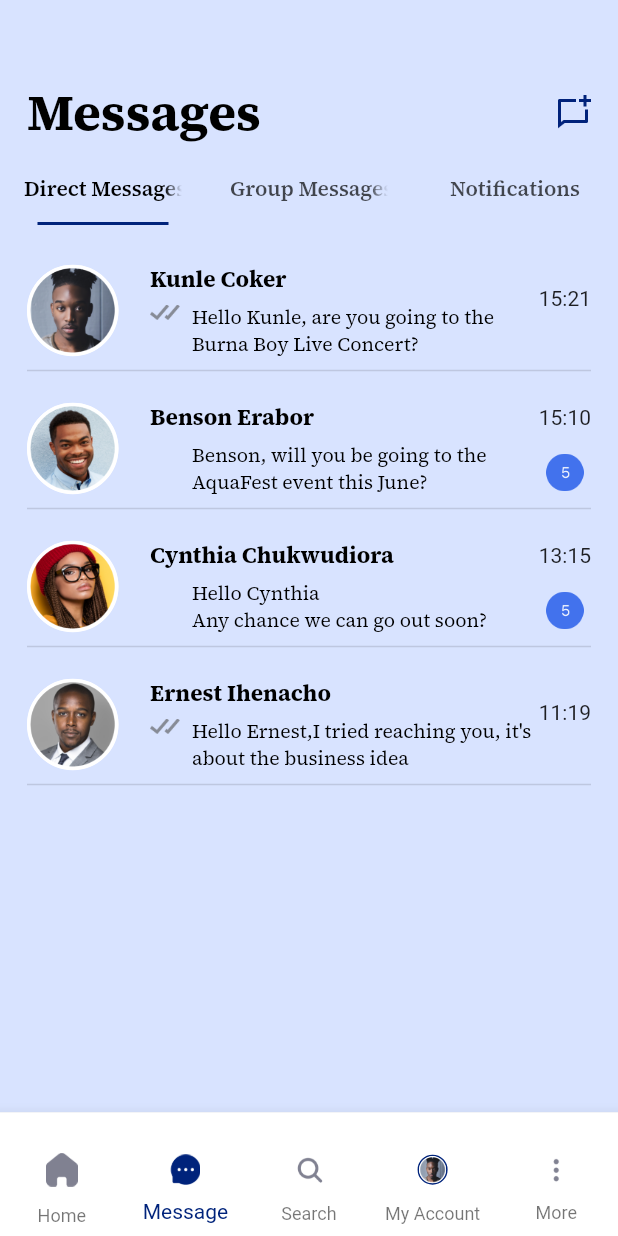
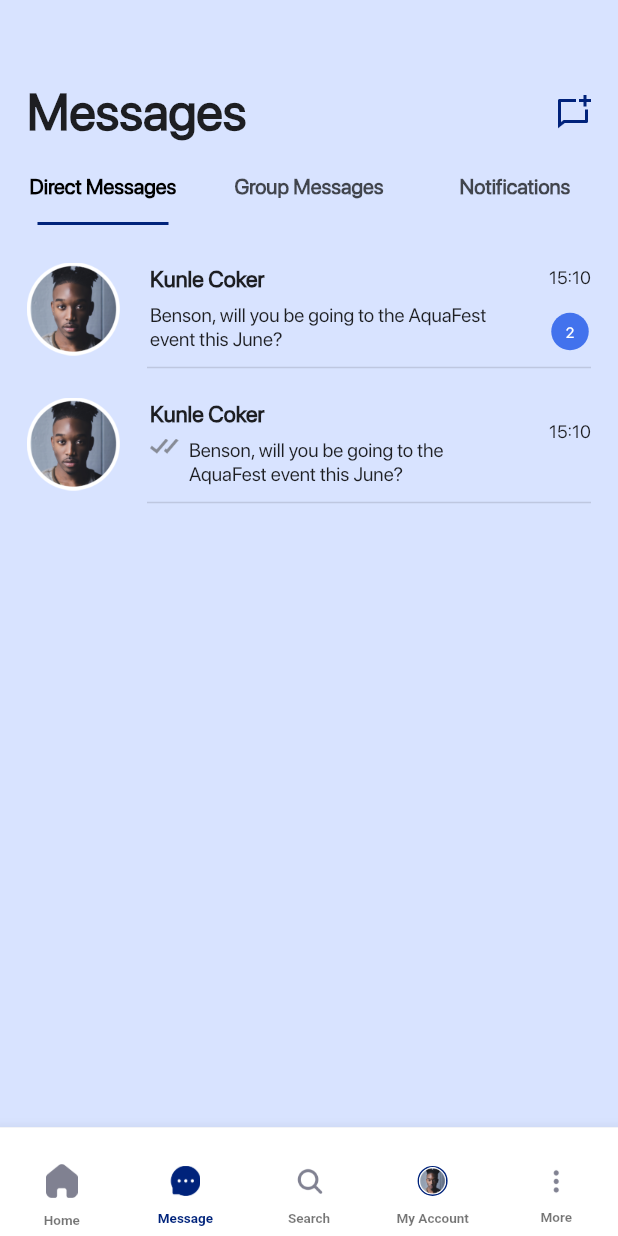
Before and after one commit to riskiirama/messages_app, a Flutter app: the screen it shows after launch, item 2 of the bottom bar chosen, on a phone screen of 412 x 824 dp. Run offline on Flutter 3.47's test engine with Material 2 defaults, Android fonts, the phone set to English and light mode, and no system bars; Roboto replaces fonts that are missing (SF_Pro_500).

Commit message:
seconds commit

```diff
--- a/lib/theme.dart
+++ b/lib/theme.dart
@@ -1,5 +1,4 @@
 import 'package:flutter/material.dart';
-import 'package:google_fonts/google_fonts.dart';
 
 double defaultMargin = 30.0;
 
@@ -11,12 +10,10 @@ Color darkBlueColor = Color(0xff00237B);
 Color greyColor = Color(0xffEFEFEF);
 Color darkGreyColor = Color(0xFF7A7878);
 
-TextStyle primaryText = GoogleFonts.sourceSerifPro(
-  color: primaryColor,
+TextStyle textBold = TextStyle(
+  fontFamily: 'SF_Pro_700',
 );
 
-FontWeight light = FontWeight.w300;
-FontWeight regular = FontWeight.w400;
-FontWeight medium = FontWeight.w500;
-FontWeight semiBold = FontWeight.w600;
-FontWeight bold = FontWeight.w700;
+TextStyle textSemiBold = TextStyle(
+  fontFamily: 'SF_Pro_500',
+);
--- a/lib/ui/main_screen.dart
+++ b/lib/ui/main_screen.dart
@@ -22,6 +22,14 @@ class _MainScreenState extends State<MainScreen> {
         notchMargin: 12,
         clipBehavior: Clip.antiAlias,
         child: BottomNavigationBar(
+          selectedLabelStyle: textSemiBold.copyWith(
+            fontSize: 9,
+            fontWeight: FontWeight.w600,
+          ),
+          unselectedLabelStyle: textSemiBold.copyWith(
+            fontSize: 9,
+            fontWeight: FontWeight.w600,
+          ),
           selectedItemColor: darkBlueColor,
           backgroundColor: Color(0xFFFFFFFF),
           type: BottomNavigationBarType.fixed,
--- a/lib/ui/message_screen.dart
+++ b/lib/ui/message_screen.dart
@@ -1,6 +1,5 @@
 import 'package:flutter/material.dart';
 import 'package:messages/theme.dart';
-import 'package:messages/ui/pages/message_detail.dart';
 import 'package:messages/widgets/chat_message.dart';
 
 class Message extends StatelessWidget {
@@ -12,65 +11,17 @@ class Message extends StatelessWidget {
           Container(
             margin: EdgeInsets.symmetric(horizontal: 18, vertical: 25),
             child: Column(
-              crossAxisAlignment: CrossAxisAlignment.start,
               children: [
-                GestureDetector(
-                  onTap: () {
-                    Navigator.push(
-                      context,
-                      MaterialPageRoute(
-                          builder: (context) => MessageDetailPage()),
-                    );
-                  },
-                  child: ChatMessage(
-                    'assets/image_photo.png',
-                    'Kunle Coker',
-                    'Hello Kunle, are you going to the\nBurna Boy Live Concert?',
-                    '15:21',
-                    notifikasi: false,
-                    vektor: true,
-                  ),
+                ChatMessage(
+                  isCeklis: false,
+                  isJarak: false,
+                  isNotif: true,
                 ),
-                Divider(
-                  thickness: 1,
+                ChatMessage(
+                  isCeklis: true,
+                  isJarak: true,
+                  isNotif: false,
                 ),
-                SizedBox(height: 12),
-                ChatMessage(
-                  'assets/image_photo2.png',
-                  'Benson Erabor',
-                  'Benson, will you be going to the\nAquaFest event this June?',
-                  '15:10',
-                  notifikasi: true,
-                  vektor: false,
-                ),
-                Divider(
-                  thickness: 1,
-                ),
-                SizedBox(height: 12),
-                ChatMessage(
-                  'assets/image_photo3.png',
-                  'Cynthia Chukwudiora',
-                  'Hello Cynthia\nAny chance we can go out soon?',
-                  '13:15',
-                  notifikasi: true,
-                  vektor: false,
-                ),
-                Divider(
-                  thickness: 1,
-                ),
-                SizedBox(height: 12),
-                ChatMessage(
-                  'assets/image_photo4.png',
-                  'Ernest Ihenacho',
-                  'Hello Ernest,I tried reaching you, it\'s\nabout the business idea',
-                  '11:19',
-                  notifikasi: false,
-                  vektor: true,
-                ),
-                Divider(
-                  thickness: 1,
-                ),
-                SizedBox(height: 12),
               ],
             ),
           ),
@@ -101,9 +52,9 @@ class Message extends StatelessWidget {
                   children: [
                     Text(
                       'Messages',
-                      style: primaryText.copyWith(
+                      style: textBold.copyWith(
                         fontSize: 34,
-                        fontWeight: bold,
+                        fontWeight: FontWeight.bold,
                       ),
                     ),
                     Image.asset(
@@ -117,7 +68,10 @@ class Message extends StatelessWidget {
             backgroundColor: backgroundLinear,
             elevation: 0,
             bottom: TabBar(
-              labelStyle: primaryText.copyWith(fontWeight: semiBold),
+              labelStyle: textBold.copyWith(
+                fontSize: 14,
+                fontWeight: FontWeight.bold,
+              ),
               labelColor: primaryColor,
               indicatorColor: darkBlueColor,
               indicatorPadding: EdgeInsets.symmetric(
--- a/lib/ui/pages/message_detail.dart
+++ b/lib/ui/pages/message_detail.dart
@@ -28,9 +28,8 @@ class MessageDetailPage extends StatelessWidget {
               Text(
                 'Messages and calls are end-to-end encrypted. No one\noutside of this chat, can have access to your\nconversation. Tap to learn more.',
                 textAlign: TextAlign.center,
-                style: primaryText.copyWith(
+                style: textBold.copyWith(
                   fontSize: 9,
-                  fontWeight: medium,
                 ),
               ),
             ],
@@ -121,8 +120,7 @@ class MessageDetailPage extends StatelessWidget {
           child: Center(
             child: Text(
               'Today',
-              style: primaryText.copyWith(
-                fontWeight: semiBold,
+              style: textBold.copyWith(
                 fontSize: 12,
               ),
             ),
@@ -152,7 +150,7 @@ class MessageDetailPage extends StatelessWidget {
             child: Center(
               child: Text(
                 'Hello Kunle, are you going to\nthe Burna Boy Live Concert?',
-                style: primaryText.copyWith(
+                style: textBold.copyWith(
                   color: backgroundWhite,
                 ),
               ),
@@ -165,7 +163,7 @@ class MessageDetailPage extends StatelessWidget {
             children: [
               Text(
                 '12:32',
-                style: primaryText.copyWith(fontSize: 10),
+                style: textBold.copyWith(fontSize: 10),
               ),
               SizedBox(
                 width: 5,
@@ -209,16 +207,14 @@ class MessageDetailPage extends StatelessWidget {
               children: [
                 Text(
                   'Anthony Oguns',
-                  style: primaryText.copyWith(
-                    fontWeight: semiBold,
+                  style: textBold.copyWith(
                     fontSize: 14,
                   ),
                 ),
                 SizedBox(height: 2),
                 Text(
                   'Online',
-                  style: primaryText.copyWith(
-                    fontWeight: regular,
+                  style: textBold.copyWith(
                     fontSize: 12,
                   ),
                 ),
--- a/lib/widgets/chat_bubble.dart
+++ b/lib/widgets/chat_bubble.dart
@@ -27,7 +27,7 @@ class ChatBubble extends StatelessWidget {
           child: Center(
             child: Text(
               text,
-              style: primaryText,
+              style: textBold,
             ),
           ),
         ),
@@ -39,7 +39,7 @@ class ChatBubble extends StatelessWidget {
             children: [
               Text(
                 '12:10',
-                style: primaryText.copyWith(fontSize: 10),
+                style: textBold.copyWith(fontSize: 10),
               ),
             ],
           ),
--- a/lib/widgets/chat_bubble_reply.dart
+++ b/lib/widgets/chat_bubble_reply.dart
@@ -32,7 +32,7 @@ class ChatBubbleReply extends StatelessWidget {
                 ),
                 child: Center(
                   child: Text(text,
-                      style: primaryText.copyWith(
+                      style: textBold.copyWith(
                         color: backgroundWhite,
                       )),
                 ),
@@ -44,7 +44,7 @@ class ChatBubbleReply extends StatelessWidget {
                 children: [
                   Text(
                     time,
-                    style: primaryText.copyWith(fontSize: 10),
+                    style: textBold.copyWith(fontSize: 10),
                   ),
                   SizedBox(
                     width: 5,
@@ -78,7 +78,7 @@ class ChatBubbleReply extends StatelessWidget {
                 child: Center(
                   child: Text(
                     text,
-                    style: primaryText.copyWith(
+                    style: textBold.copyWith(
                       color: backgroundWhite,
                     ),
                   ),
@@ -91,7 +91,7 @@ class ChatBubbleReply extends StatelessWidget {
                 children: [
                   Text(
                     time,
-                    style: primaryText.copyWith(fontSize: 10),
+                    style: textBold.copyWith(fontSize: 10),
                   ),
                   SizedBox(
                     width: 5,
--- a/lib/widgets/chat_message.dart
+++ b/lib/widgets/chat_message.dart
@@ -2,85 +2,116 @@ import 'package:flutter/material.dart';
 import 'package:messages/theme.dart';
 
 class ChatMessage extends StatelessWidget {
-  final String image;
-  final String text;
-  final String desc;
-  final String time;
-  final bool notifikasi;
-  final bool vektor;
+  final bool isCeklis;
+  final bool isJarak;
+  final bool isNotif;
 
-  ChatMessage(this.image, this.text, this.desc, this.time,
-      {required this.notifikasi, required this.vektor});
+  ChatMessage({
+    required this.isCeklis,
+    required this.isJarak,
+    required this.isNotif,
+  });
   @override
   Widget build(BuildContext context) {
-    return Row(
+    return Column(
       children: [
-        Container(
-          width: 61,
-          height: 61,
-          decoration: BoxDecoration(
-            shape: BoxShape.circle,
-            border: Border.all(color: backgroundWhite, width: 2),
-            image: DecorationImage(
-              image: AssetImage(
-                image,
+        Row(
+          children: [
+            Image.asset(
+              'assets/image_photo.png',
+              width: 62,
+            ),
+            SizedBox(
+              width: 20,
+            ),
+            Expanded(
+              child: Column(
+                crossAxisAlignment: CrossAxisAlignment.start,
+                children: [
+                  Text(
+                    'Kunle Coker',
+                    style: textBold.copyWith(
+                      fontSize: 15,
+                      fontWeight: FontWeight.bold,
                     ),
                   ),
+                  SizedBox(
+                    height: 7,
                   ),
-        ),
-        SizedBox(width: 21),
-        Column(
-          crossAxisAlignment: CrossAxisAlignment.start,
-          mainAxisAlignment: MainAxisAlignment.start,
-          children: [
-            Text(
-              text,
-              style: primaryText.copyWith(
-                fontSize: 15,
-                fontWeight: bold,
-              ),
-            ),
-            SizedBox(height: 7),
                   Row(
-              mainAxisAlignment: MainAxisAlignment.start,
                     crossAxisAlignment: CrossAxisAlignment.start,
                     children: [
-                vektor
+                      isCeklis
                           ? Image.asset(
                               'assets/icon_vektor.png',
-                        width: 20,
+                              width: 19,
                             )
-                    : SizedBox(
-                        width: 20,
+                          : SizedBox(),
+                      isJarak
+                          ? SizedBox(
+                              width: 7,
+                            )
+                          : SizedBox(),
+                      Expanded(
+                        child: Text(
+                          'Benson, will you be going to the AquaFest event this June?',
+                          style: textBold.copyWith(
+                            fontSize: 13,
                           ),
-                SizedBox(
-                  width: 8,
-                ),
-                Text(
-                  desc,
-                  style: primaryText.copyWith(
-                    fontSize: 13,
-                    fontWeight: regular,
+                          maxLines: 2,
+                          overflow: TextOverflow.ellipsis,
                         ),
                       ),
                     ],
                   ),
                 ],
               ),
-        Spacer(),
+            ),
+            SizedBox(
+              width: 27,
+            ),
             Column(
               children: [
                 Text(
-              time,
+                  '15:10',
+                  style: textBold.copyWith(
+                    fontSize: 12,
                   ),
-            SizedBox(height: 16),
-            notifikasi
-                ? Image.asset(
-                    'assets/icon_notif.png',
+                ),
+                SizedBox(
+                  height: 16,
+                ),
+                isNotif
+                    ? Container(
                         width: 25,
+                        height: 25,
+                        decoration: BoxDecoration(
+                          shape: BoxShape.circle,
+                          color: blueColor,
+                        ),
+                        child: Center(
+                          child: Text(
+                            '2',
+                            style: textBold.copyWith(
+                              fontSize: 10,
+                              color: backgroundWhite,
+                            ),
+                          ),
+                        ),
                       )
                     : SizedBox(),
               ],
+            )
+          ],
+        ),
+        Padding(
+          padding: EdgeInsets.only(left: 80),
+          child: Divider(
+            thickness: 1,
+          ),
+        ),
+        SizedBox(
+          height: 12,
         ),
       ],
     );
```
Also changed, not shown: pubspec.yaml (+21 -11 lines), assets/fonts/sf_pro_display_regular.otf (added). Lines whose indentation alone changed are shown as unchanged.
